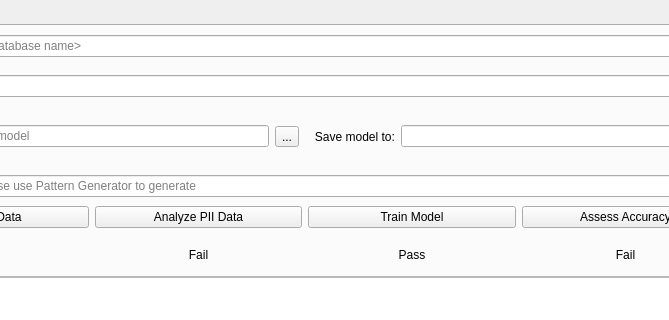
Old version of the form ui/rfguess.ui in the repository PadishahIII/RFGuess; both pictures show x 334 to 1003 and y 0 to 320 of the 1434 by 675 pixel window.
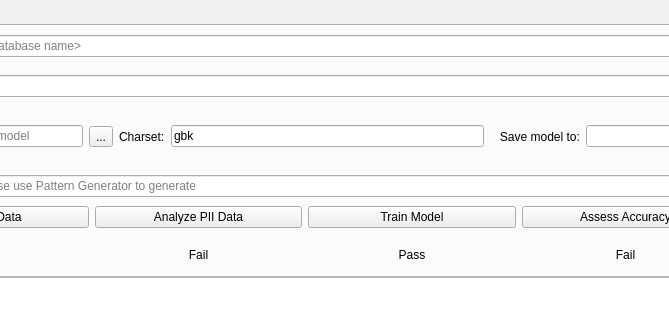
New version of the form. The open tabs and pages were chosen to show the change.

```diff
--- a/ui/rfguess.ui
+++ b/ui/rfguess.ui
@@ -643,6 +643,20 @@
          </property>
         </widget>
        </item>
+       <item>
+        <widget class="QLabel" name="label_17">
+         <property name="text">
+          <string>Charset:</string>
+         </property>
+        </widget>
+       </item>
+       <item>
+        <widget class="QLineEdit" name="charsetEdit">
+         <property name="text">
+          <string>gbk</string>
+         </property>
+        </widget>
+       </item>
        <item>
         <widget class="QLabel" name="label_14">
          <property name="text">
```
Left out of the diff: 2 changed lines with no effect on the pictures.
